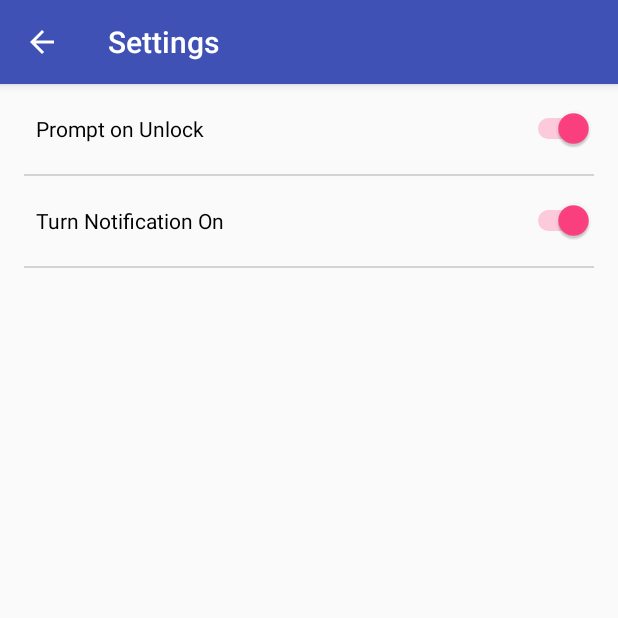
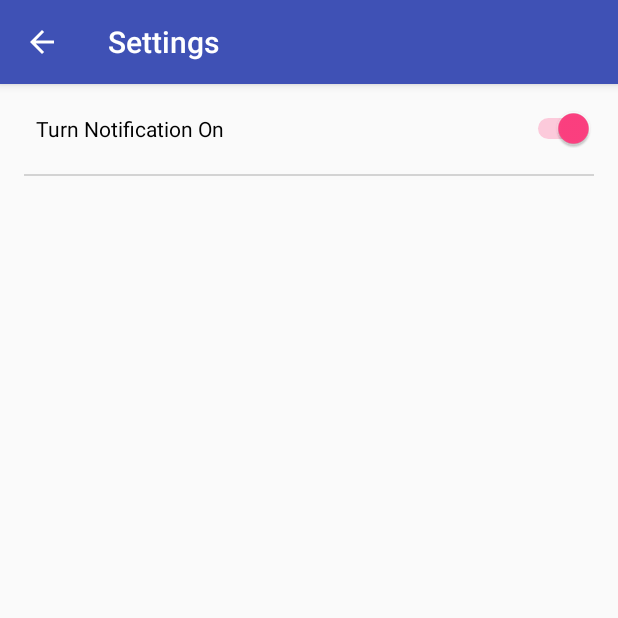
Before and after one commit to anshenguin/New-App-Prototype, an Android app: the screen it shows after launch (Settings), in the side drawer, after a tap on "Settings", on a phone screen of 412 x 824 dp, the top half of it. Run offline under Robolectric (Android 15) with nearby library versions, the light colour scheme and no system bars.

Commit message:
Removed switch button for lockscreen activity
More changes coming

```diff
--- a/app/src/main/java/com/kinitoapps/moneymanager/Settings.java
+++ b/app/src/main/java/com/kinitoapps/moneymanager/Settings.java
@@ -23,14 +23,15 @@ public class Settings extends AppCompatActivity {
         setContentView(R.layout.activity_settings);
 //        Toolbar toolbar = (Toolbar) findViewById(R.id.toolbar);
 
-        final Switch switch_unlock = (Switch) findViewById(R.id.switch_unlock);
+//        final Switch switch_unlock = (Switch) findViewById(R.id
+//                .switch_unlock);
         final Switch switch_notification = (Switch) findViewById(R.id.switch_notification);
         SharedPreferences sharedPreferences = getSharedPreferences("SWITCH_NOTIFICATION", Context.MODE_PRIVATE);
         SharedPreferences firstRun = getSharedPreferences("com.example.lockscreentest",Context.MODE_PRIVATE);
 
-        switch_unlock.setChecked(sharedPreferences.getBoolean("SWITCH",true));
+//        switch_unlock.setChecked(sharedPreferences.getBoolean("SWITCH",true));
         if(firstRun.getBoolean("firstrun",true)){
-            switch_unlock.setChecked(true);
+//            switch_unlock.setChecked(true);
             switch_notification.setChecked(true);
             firstRun.edit().putBoolean("firstrun",false).commit();
         }
@@ -50,10 +51,11 @@ public class Settings extends AppCompatActivity {
                             .setContentText("Click to add an entry").setSmallIcon(R.mipmap.ic_launcher)
                             .setContentIntent(pIntent)
                             .setOngoing(true)
+                            .setPriority(Notification.PRIORITY_MIN)
                             .build();
                     NotificationManager notificationManager = (NotificationManager) getSystemService(NOTIFICATION_SERVICE);
                     // hide the notification after its selected
-                    noti.flags |= Notification.FLAG_NO_CLEAR;
+                    noti.flags = Notification.FLAG_NO_CLEAR|Notification.FLAG_ONGOING_EVENT;
 
                     notificationManager.notify(0, noti);
                 }
--- a/app/src/main/java/com/kinitoapps/moneymanager/home.java
+++ b/app/src/main/java/com/kinitoapps/moneymanager/home.java
@@ -199,10 +199,11 @@ public class home extends AppCompatActivity
                 .setContentText("Click to add an entry").setSmallIcon(R.mipmap.ic_launcher)
                 .setContentIntent(pIntent)
                 .setOngoing(true)
+                .setPriority(Notification.PRIORITY_MIN)
                 .build();
         NotificationManager notificationManager = (NotificationManager) getSystemService(NOTIFICATION_SERVICE);
         // hide the notification after its selected
-        noti.flags |= Notification.FLAG_NO_CLEAR;
+        noti.flags = Notification.FLAG_NO_CLEAR|Notification.FLAG_ONGOING_EVENT;
 
         notificationManager.notify(0, noti);
 
--- a/app/src/main/res/layout/activity_settings.xml
+++ b/app/src/main/res/layout/activity_settings.xml
@@ -28,35 +28,7 @@
                     <!--app:popupTheme="@style/ThemeOverlay.AppCompat.Light" />-->
             <!--</android.support.design.widget.AppBarLayout>-->
 
-            <LinearLayout
-                android:layout_width="match_parent"
-                android:layout_height="60dp"
-                android:paddingLeft="24dp"
-                android:clickable="true"
-                android:foreground="?attr/selectableItemBackground"
-                android:orientation="horizontal">
 
-
-
-
-                <Switch
-                    android:layout_width="match_parent"
-                    android:text="Prompt on Unlock"
-                    android:layout_gravity="center_vertical"
-                    android:layout_marginRight="16dp"
-                    android:layout_marginEnd="16dp"
-                    android:checked="false"
-                    android:gravity="start|center_vertical"
-                    android:id="@+id/switch_unlock"
-                    android:layout_height="wrap_content" />
-            </LinearLayout>
-
-            <View
-                android:layout_width="match_parent"
-                android:layout_height="1dp"
-                android:layout_marginLeft="16dp"
-                android:layout_marginRight="16dp"
-                android:background="#d3d3d3"/>
 
             <LinearLayout
                 android:layout_width="match_parent"
--- a/app/src/main/res/values/strings.xml
+++ b/app/src/main/res/values/strings.xml
@@ -9,9 +9,9 @@
 
     <!-- TODO: Remove or change this placeholder text -->
     <string name="hello_blank_fragment">Hello blank fragment</string>
-    <string name="empty_view_title_text">It\'s a bit lonely here...</string>
+    <string name="empty_view_title_text">No values added yet!</string>
 
     <!-- Subtitle text for the empty view that prompts the user to add a pet [CHAR LIMIT=50] -->
-    <string name="empty_view_subtitle_text">Get started by adding a pet</string>
+    <string name="empty_view_subtitle_text">Get started by adding a value...</string>
 
 </resources>
```
Also changed, not shown: 1 other file.
